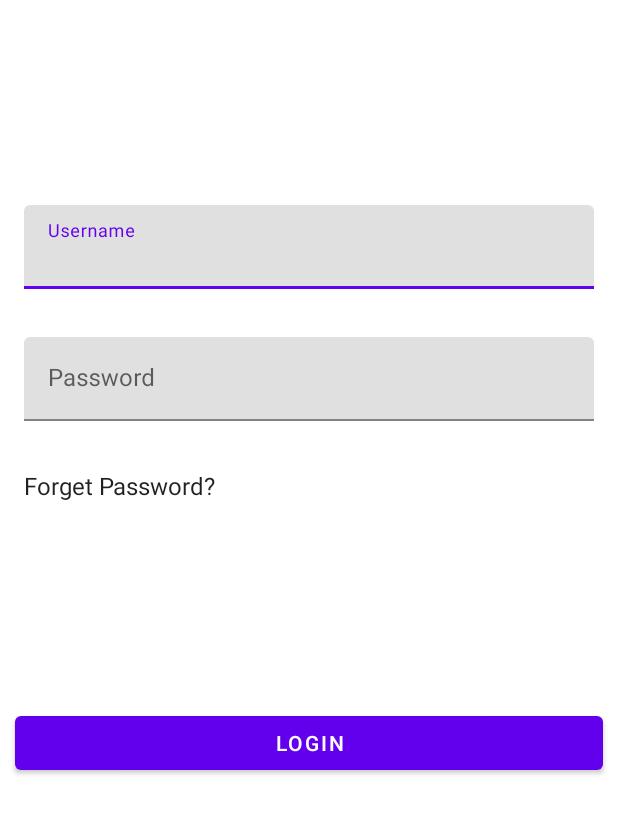
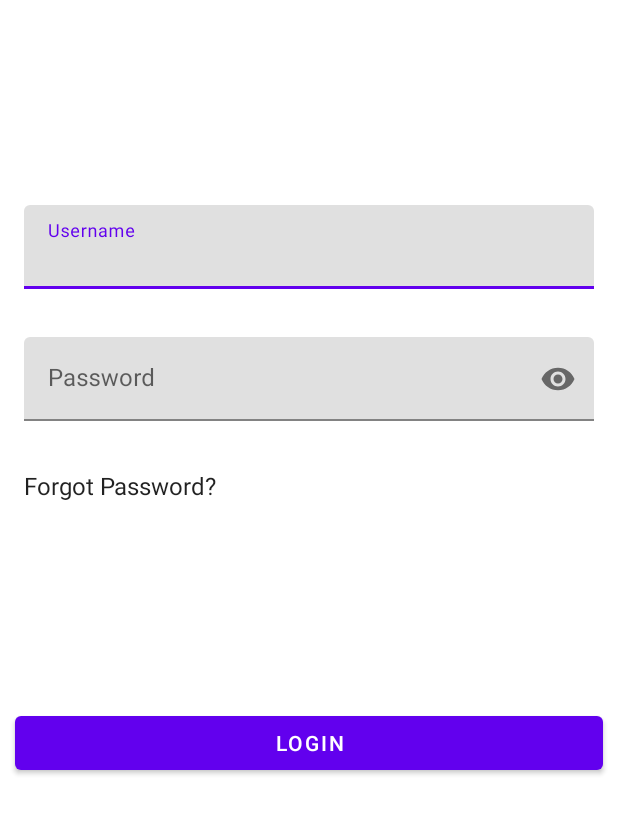
Before and after one commit to 2058govindsingh/BPD-App, an Android app: the screen it shows after launch (LoginActivity), on a phone screen of 412 x 824 dp, the part 276-1111 px from its top. Run offline under Robolectric (Android 15) with nearby library versions, the phone set to English and light mode, and no system bars; our stand-ins replace Firebase (no records; nobody signed in at launch, a user with empty details on screens opened directly).

Commit message:
Forgot Password & Password Show/Hide Functionality Added

```diff
--- /dev/null
+++ b/app/src/main/res/drawable/ic_baseline_hide.xml
@@ -0,0 +1,5 @@
+<vector android:height="24dp" android:tint="#000000"
+    android:viewportHeight="24" android:viewportWidth="24"
+    android:width="24dp" xmlns:android="http://schemas.android.com/apk/res/android">
+    <path android:fillColor="@android:color/white" android:pathData="M12,7c2.76,0 5,2.24 5,5 0,0.65 -0.13,1.26 -0.36,1.83l2.92,2.92c1.51,-1.26 2.7,-2.89 3.43,-4.75 -1.73,-4.39 -6,-7.5 -11,-7.5 -1.4,0 -2.74,0.25 -3.98,0.7l2.16,2.16C10.74,7.13 11.35,7 12,7zM2,4.27l2.28,2.28 0.46,0.46C3.08,8.3 1.78,10.02 1,12c1.73,4.39 6,7.5 11,7.5 1.55,0 3.03,-0.3 4.38,-0.84l0.42,0.42L19.73,22 21,20.73 3.27,3 2,4.27zM7.53,9.8l1.55,1.55c-0.05,0.21 -0.08,0.43 -0.08,0.65 0,1.66 1.34,3 3,3 0.22,0 0.44,-0.03 0.65,-0.08l1.55,1.55c-0.67,0.33 -1.41,0.53 -2.2,0.53 -2.76,0 -5,-2.24 -5,-5 0,-0.79 0.2,-1.53 0.53,-2.2zM11.84,9.02l3.15,3.15 0.02,-0.16c0,-1.66 -1.34,-3 -3,-3l-0.17,0.01z"/>
+</vector>
--- /dev/null
+++ b/app/src/main/res/drawable/ic_baseline_show.xml
@@ -0,0 +1,5 @@
+<vector android:height="24dp" android:tint="#000000"
+    android:viewportHeight="24" android:viewportWidth="24"
+    android:width="24dp" xmlns:android="http://schemas.android.com/apk/res/android">
+    <path android:fillColor="@android:color/white" android:pathData="M12,4.5C7,4.5 2.73,7.61 1,12c1.73,4.39 6,7.5 11,7.5s9.27,-3.11 11,-7.5c-1.73,-4.39 -6,-7.5 -11,-7.5zM12,17c-2.76,0 -5,-2.24 -5,-5s2.24,-5 5,-5 5,2.24 5,5 -2.24,5 -5,5zM12,9c-1.66,0 -3,1.34 -3,3s1.34,3 3,3 3,-1.34 3,-3 -1.34,-3 -3,-3z"/>
+</vector>
--- a/app/src/main/res/layout/activity_login.xml
+++ b/app/src/main/res/layout/activity_login.xml
@@ -64,6 +64,7 @@
             android:layout_height="wrap_content"
             android:hint="Password"
             android:padding="16dp"
+            app:endIconMode="password_toggle"
             app:layout_constraintBottom_toTopOf="@id/login_forget_password"
             app:layout_constraintTop_toBottomOf="@id/text_field_email"
             >
@@ -80,7 +81,7 @@
             android:id="@+id/login_forget_password"
             android:layout_width="wrap_content"
             android:layout_height="wrap_content"
-            android:text="Forget Password?"
+            android:text="Forgot Password?"
             style="@style/TextAppearance.AppCompat.Subhead"
             app:layout_constraintTop_toBottomOf="@id/text_field_password"
             app:layout_constraintStart_toStartOf="parent"
--- a/app/src/main/res/values-night/themes.xml
+++ b/app/src/main/res/values-night/themes.xml
@@ -1,6 +1,6 @@
 <resources xmlns:tools="http://schemas.android.com/tools">
     <!-- Base application theme. -->
-    <style name="Theme.BPDApp" parent="Theme.MaterialComponents.DayNight.NoActionBar">
+    <style name="Theme.BPDApp" parent="Theme.MaterialComponents.Light.NoActionBar">
         <!-- Primary brand color. -->
         <item name="colorPrimary">@color/purple_200</item>
         <item name="colorPrimaryVariant">@color/purple_700</item>
--- a/app/src/main/res/values/themes.xml
+++ b/app/src/main/res/values/themes.xml
@@ -1,6 +1,6 @@
 <resources xmlns:tools="http://schemas.android.com/tools">
     <!-- Base application theme. -->
-    <style name="Theme.BPDApp" parent="Theme.MaterialComponents.DayNight.NoActionBar">
+    <style name="Theme.BPDApp" parent="Theme.MaterialComponents.Light.NoActionBar">
         <!-- Primary brand color. -->
         <item name="colorPrimary">@color/purple_500</item>
         <item name="colorPrimaryVariant">@color/purple_700</item>
```
Also changed, not shown: app/src/main/java/com/example/bpdapp/LoginActivity.kt (+16 -1 lines).
